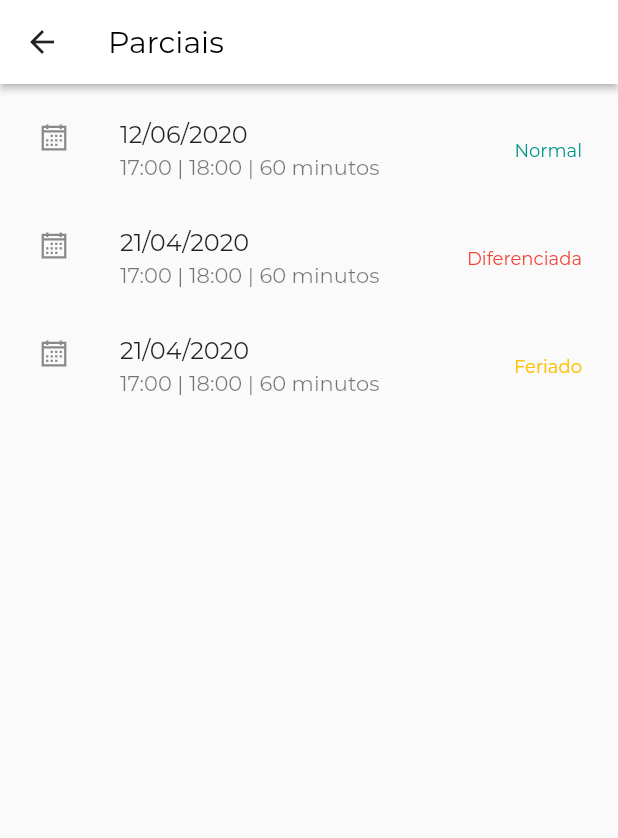
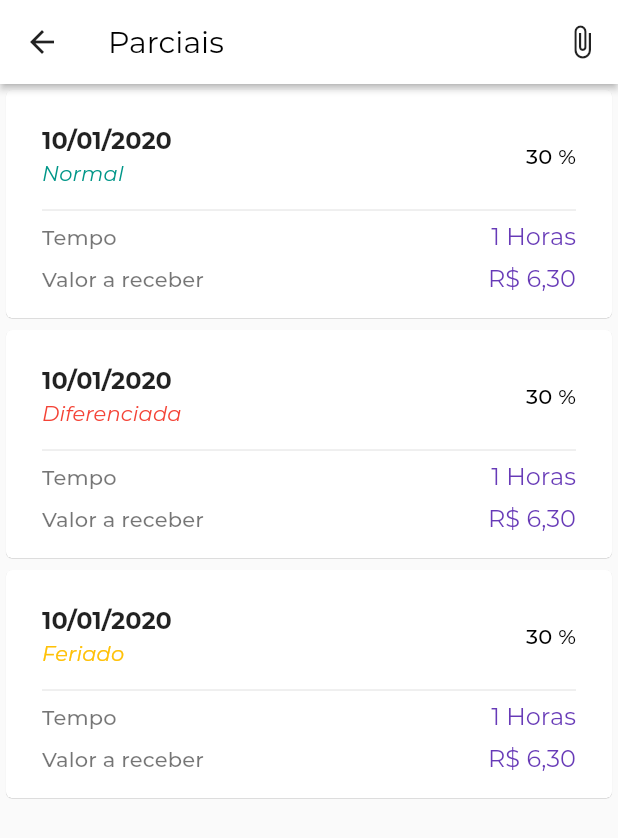
Before and after one commit to bicasoftware/marcaii_flutter, a Flutter app: the ViewParciais screen opened directly, on a phone screen of 412 x 824 dp. Shown: the top 838 px of the screen. Run offline on Flutter 3.47's test engine with Material 2 defaults, Android fonts, the phone set to English and light mode, and no system bars; our stand-ins replace auto_size_text, dio, flutter_secure_storage, jiffy, line_awesome_icons, retrofit and 2 more; missing offline and left inert: lib_observer; accounts and stored records are empty; generated files the repository leaves out were written again; project files that could hold a hidden picture were left out.

Commit message:
revamped tela de parciais

```diff
--- a/lib/main.dart
+++ b/lib/main.dart
@@ -26,6 +26,7 @@ class Marcaii extends StatelessWidget {
       ],
       supportedLocales: const [Locale('pt', 'BR')],
       title: Strings.appName,
+      debugShowCheckedModeBanner: false,
       theme: ThemeData(
         appBarTheme: AppBarTheme(
           color: Colors.white,
--- a/lib/src/utils/helpers/hora_helper.dart
+++ b/lib/src/utils/helpers/hora_helper.dart
@@ -19,6 +19,6 @@ extension HoraHelper on Horas {
     final horas = (dif / 60).floor();
     final minutes = dif % 60;
 
-    return "${horas > 0 ? '$horas horas' : ''}${horas > 0 && minutes > 0 ? ' e ' : ''}${minutes > 0 ? '$minutes minutos' : ''}";
+    return "${horas > 0 ? '$horas Horas' : ''}${horas > 0 && minutes > 0 ? ' e ' : ''}${minutes > 0 ? '$minutes Minutos' : ''}";
   }
 }
--- /dev/null
+++ b/lib/src/views/shared/hora_info_header.dart
@@ -0,0 +1,41 @@
+import 'package:flutter/material.dart';
+import 'package:marcaii_flutter/helpers.dart';
+import 'package:marcaii_flutter/strings.dart';
+
+class HoraHeaderText extends StatelessWidget {
+  const HoraHeaderText({
+    @required this.date,
+    @required this.inicio,
+    @required this.termino,
+    Key key,
+  }) : super(key: key);
+
+  final DateTime date;
+  final String inicio;
+  final String termino;
+
+  @override
+  Widget build(BuildContext context) {
+    final theme = Theme.of(context);
+    return RichText(
+      text: TextSpan(
+        style: DefaultTextStyle.of(context).style,
+        children: <TextSpan>[
+          TextSpan(
+              text: date.format(), style: const TextStyle(fontStyle: FontStyle.italic)),
+          const TextSpan(text: " - "),
+          const TextSpan(text: "${Strings.das} "),
+          TextSpan(
+            text: inicio,
+            style: TextStyle(fontStyle: FontStyle.italic, color: theme.accentColor),
+          ),
+          const TextSpan(text: " ${Strings.ate} "),
+          TextSpan(
+            text: termino,
+            style: TextStyle(fontStyle: FontStyle.italic, color: theme.accentColor),
+          )
+        ],
+      ),
+    );
+  }
+}
--- a/lib/src/views/view_calendario/bts_horas_info/bts_horas_header.dart
+++ b/lib/src/views/view_calendario/bts_horas_info/bts_horas_header.dart
@@ -1,6 +1,5 @@
 import 'package:flutter/material.dart';
-import 'package:marcaii_flutter/helpers.dart';
-import 'package:marcaii_flutter/strings.dart';
+import 'package:marcaii_flutter/src/views/shared/hora_info_header.dart';
 
 class BtsHorasHeader extends StatelessWidget {
   const BtsHorasHeader({
@@ -15,7 +14,6 @@ class BtsHorasHeader extends StatelessWidget {
 
   @override
   Widget build(BuildContext context) {
-    final theme = Theme.of(context);
     return Container(
       margin: const EdgeInsets.only(left: 16, right: 8, top: 8, bottom: 8),
       child: Row(
@@ -23,26 +21,7 @@ class BtsHorasHeader extends StatelessWidget {
         children: <Widget>[
           Expanded(
             flex: 6,
-            child: RichText(
-              text: TextSpan(
-                style: DefaultTextStyle.of(context).style,
-                children: <TextSpan>[
-                  TextSpan(
-                      text: date.format(), style: const TextStyle(fontStyle: FontStyle.italic)),
-                  const TextSpan(text: " - "),
-                  const TextSpan(text: "${Strings.das} "),
-                  TextSpan(
-                    text: inicio,
-                    style: TextStyle(fontStyle: FontStyle.italic, color: theme.accentColor),
-                  ),
-                  const TextSpan(text: " ${Strings.ate} "),
-                  TextSpan(
-                    text: termino,
-                    style: TextStyle(fontStyle: FontStyle.italic, color: theme.accentColor),
-                  )
-                ],
-              ),
-            ),
+            child: HoraHeaderText(date: date, inicio: inicio, termino: termino),
           ),
           IconButton(
             icon: Icon(Icons.delete_sweep, color: Colors.red),
--- a/lib/src/views/view_parciais/parciais_list_item.dart
+++ b/lib/src/views/view_parciais/parciais_list_item.dart
@@ -1,31 +1,97 @@
 import 'package:flutter/material.dart';
-import 'package:line_awesome_icons/line_awesome_icons.dart';
-import 'package:marcaii_flutter/helpers.dart';
 import 'package:marcaii_flutter/src/database/models/horas.dart';
+import 'package:marcaii_flutter/src/utils/double_utils.dart';
+import 'package:marcaii_flutter/src/utils/helpers/hora_helper.dart';
 
 class ParciaisListItem extends StatelessWidget {
   const ParciaisListItem({
     @required this.hora,
-    @required this.onDelete,
-    @required this.onPressed,
+    @required this.porc,
+    @required this.valorReceber,
     Key key,
   }) : super(key: key);
 
   final Horas hora;
-  final void Function(Horas hora) onDelete;
-  final void Function(Horas hora) onPressed;
+  final int porc;
+  final double valorReceber;
 
   @override
   Widget build(BuildContext context) {
-    return ListTile(
-      onTap: () => onPressed(hora),
-      leading: Icon(LineAwesomeIcons.calendar),
-      title: Text(hora.data.asString()),
-      subtitle: Text("${hora.inicio} | ${hora.termino} | 60 minutos"),
-      trailing: Text(
-        hora.getTipo(),
-        style: Theme.of(context).textTheme.caption.copyWith(color: hora.getColor()),
+    final theme = Theme.of(context);
+
+    return Card(
+      elevation: .2,
+      child: Padding(
+        padding: const EdgeInsets.all(8.0),
+        child: Column(
+          mainAxisSize: MainAxisSize.min,
+          children: <Widget>[
+            ListTile(
+              title: Text(
+                "10/01/2020",
+                style: theme.textTheme.subhead.copyWith(fontWeight: FontWeight.bold),
+              ),
+              subtitle: Text(
+                hora.getTipo(),
+                style: Theme.of(context)
+                    .textTheme
+                    .subtitle
+                    .copyWith(color: hora.color, fontStyle: FontStyle.italic),
+              ),
+              trailing: Text(
+                "30 %",
+                style: theme.textTheme.subtitle,
+              ),
+            ),
+            const Divider(height: 0, indent: 16, endIndent: 16),
+            Padding(
+              padding: const EdgeInsets.symmetric(horizontal: 16, vertical: 8),
+              child: Column(
+                mainAxisAlignment: MainAxisAlignment.spaceEvenly,
+                children: <Widget>[
+                  ParciaisListDetail(
+                    label: "Tempo",
+                    value: hora.difEstenso(),
+                  ),
+                  const SizedBox(height: 8),
+                  ParciaisListDetail(
+                    label: "Valor a receber",
+                    value: doubleToCurrency(valorReceber),
+                  ),
+                ],
+              ),
+            ),
+          ],
+        ),
       ),
     );
   }
 }
+
+class ParciaisListDetail extends StatelessWidget {
+  const ParciaisListDetail({
+    @required this.label,
+    @required this.value,
+    Key key,
+  }) : super(key: key);
+
+  final String label, value;
+
+  @override
+  Widget build(BuildContext context) {
+    final theme = Theme.of(context);
+    return Row(
+      mainAxisSize: MainAxisSize.max,
+      children: <Widget>[
+        Text(label, style: theme.textTheme.subtitle.copyWith(color: Colors.black54)),
+        const Spacer(),
+        Text(
+          value,
+          style: theme.textTheme.subhead.copyWith(
+            color: theme.accentColor,
+          ),
+        ),
+      ],
+    );
+  }
+}
--- a/lib/src/views/view_parciais/view_parciais.dart
+++ b/lib/src/views/view_parciais/view_parciais.dart
@@ -40,20 +40,25 @@ class _ViewParciaisState extends State<ViewParciais> {
   @override
   Widget build(BuildContext context) {
     return Scaffold(
-      appBar: AppBar(title: const Text(Strings.parciais)),
-      body: Container(
-        padding: const EdgeInsets.all(8),
-        child: ListView(
-          shrinkWrap: true,
-          children: <Widget>[
-            for (final h in horas)
-              ParciaisListItem(
-                hora: h,
-                onDelete: print,
-                onPressed: print,
-              ),
-          ],
-        ),
+      appBar: AppBar(
+        title: const Text(Strings.parciais),
+        actions: <Widget>[
+          IconButton(
+            icon: Icon(Icons.attach_file),
+            onPressed: () {},
+          )
+        ],
+      ),
+      body: ListView(
+        shrinkWrap: true,
+        children: <Widget>[
+          for (int i = 0; i < horas.length; i++)
+            ParciaisListItem(
+              hora: horas[i],
+              porc: 30,
+              valorReceber: 6.30,
+            ),
+        ],
       ),
     );
   }
```
